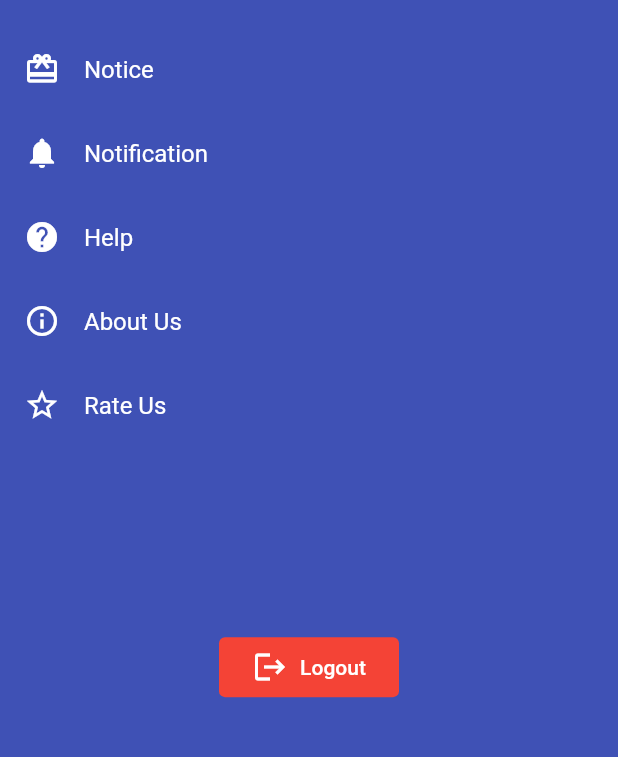
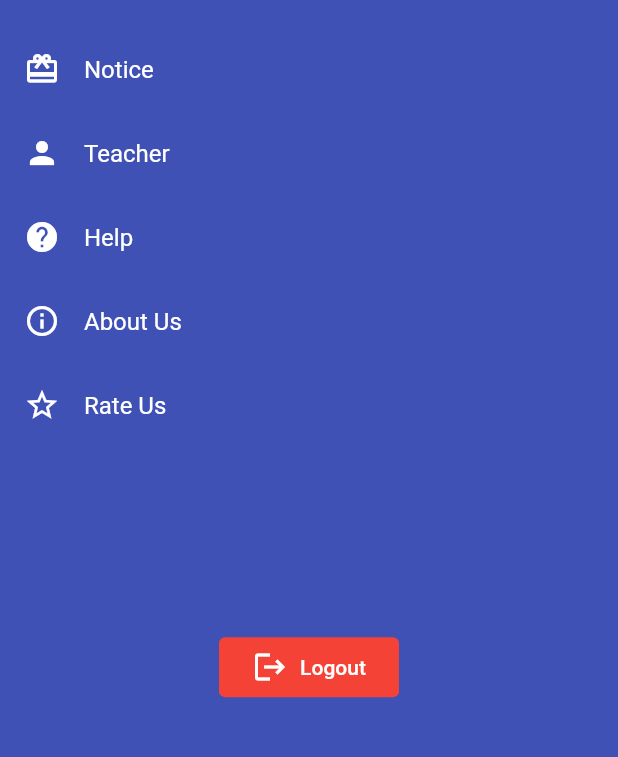
Before and after one commit to MishanPerera/Institute_Management_App, a Flutter app: the MenuPage screen opened directly with empty values, on a phone screen of 412 x 824 dp, the part 441-1198 px from its top. Run offline on Flutter 3.47's test engine with Material 2 defaults, Android fonts, the phone set to English and light mode, and no system bars; our stand-ins replace cloud_firestore, email_validator, firebase_auth, firebase_core, firebase_database, flutter_slidable and 3 more; missing offline and left inert: day_picker; accounts and stored records are empty.

Commit message:
commit add teachers function

```diff
--- a/institute_management_app/lib/models/Teacher.dart
+++ b/institute_management_app/lib/models/Teacher.dart
@@ -4,16 +4,16 @@ class Teacher {
   final String uid;
   final String name;
   final String email;
-  final List<String> courses;
+  final String subject;
   final String contactNumber;
   final String grade;
-  final DateTime dateOfBirth;
+  final String dateOfBirth;
 
   Teacher(
     this.uid,
     this.name,
     this.email,
-    this.courses,
+    this.subject,
     this.contactNumber,
     this.grade,
     this.dateOfBirth,
--- a/institute_management_app/lib/screens/main_page.dart
+++ b/institute_management_app/lib/screens/main_page.dart
@@ -6,7 +6,7 @@ import 'package:institute_management_app/screens/menu_page.dart';
 
 import 'package:institute_management_app/screens/time_table_screen.dart';
 import 'package:institute_management_app/screens/notice_screen.dart';
-import 'package:institute_management_app/screens/sample_page_2.dart';
+import 'package:institute_management_app/screens/TeacherScreen.dart';
 import 'package:institute_management_app/screens/sample_page_3.dart';
 import 'package:institute_management_app/screens/sample_page_4.dart';
 import 'package:institute_management_app/screens/sample_page_5.dart';
@@ -49,8 +49,8 @@ class _MainPageState extends State<MainPage> {
         );
       case MenuItems.notice:
         return const Notice();
-      case MenuItems.notifications:
-        return const SamplePage2();
+      case MenuItems.teacher:
+        return const TeacherScreen();
       case MenuItems.help:
         return const SamplePage3();
       case MenuItems.aboutUs:
--- a/institute_management_app/lib/screens/menu_page.dart
+++ b/institute_management_app/lib/screens/menu_page.dart
@@ -9,7 +9,7 @@ import '../main.dart';
 class MenuItems {
   static const timeTable = MenuItem('Time Table', Icons.table_chart_outlined);
   static const notice = MenuItem('Notice', Icons.card_giftcard);
-  static const notifications = MenuItem('Notification', Icons.notifications);
+  static const teacher = MenuItem('Teacher', Icons.person);
   static const help = MenuItem('Help', Icons.help);
   static const aboutUs = MenuItem('About Us', Icons.info_outline);
   static const rateUs = MenuItem('Rate Us', Icons.star_border);
@@ -17,7 +17,7 @@ class MenuItems {
   static const all = <MenuItem>[
     timeTable,
     notice,
-    notifications,
+    teacher,
     help,
     aboutUs,
     rateUs
--- /dev/null
+++ b/institute_management_app/lib/services/techer_service.dart
@@ -0,0 +1,52 @@
+import 'package:cloud_firestore/cloud_firestore.dart';
+import '../models/Teacher.dart';
+
+class TeacherService {
+  CollectionReference teachersCollection =
+      FirebaseFirestore.instance.collection("Teachers");
+
+  Future<DocumentReference> createNewTeacher(Teacher teacher) async {
+    return await teachersCollection.add({
+      "uid": teacher.uid,
+      "name": teacher.name,
+      "email": teacher.email,
+      "courses": teacher.subject,
+      "contactNumber": teacher.contactNumber,
+      "grade": teacher.grade,
+      "dateOfBirth": teacher.dateOfBirth,
+    });
+  }
+
+  Future<void> updateTeacher(Teacher teacher) async {
+    await teachersCollection.doc(teacher.uid).update({
+      "name": teacher.name,
+      "email": teacher.email,
+      "courses": teacher.subject,
+      "contactNumber": teacher.contactNumber,
+      "grade": teacher.grade,
+      "dateOfBirth": teacher.dateOfBirth,
+    });
+  }
+
+  Future<void> deleteTeacher(String uid) async {
+    await teachersCollection.doc(uid).delete();
+  }
+
+  List<Teacher> teacherFromFirestore(QuerySnapshot snapshot) {
+    return snapshot.docs.map((doc) {
+      return Teacher(
+        doc["uid"],
+        doc["name"],
+        doc["email"],
+        doc["subject"],
+        doc["contactNumber"],
+        doc["grade"],
+        doc["dateOfBirth"].toDate(),
+      );
+    }).toList();
+  }
+
+  Stream<List<Teacher>> listTeachers() {
+    return teachersCollection.snapshots().map(teacherFromFirestore);
+  }
+}
```
Also changed, not shown: institute_management_app/lib/screens/TeacherScreen.dart (added, +207 -0 lines), institute_management_app/lib/screens/sample_page_2.dart (deleted, +0 -22 lines).
